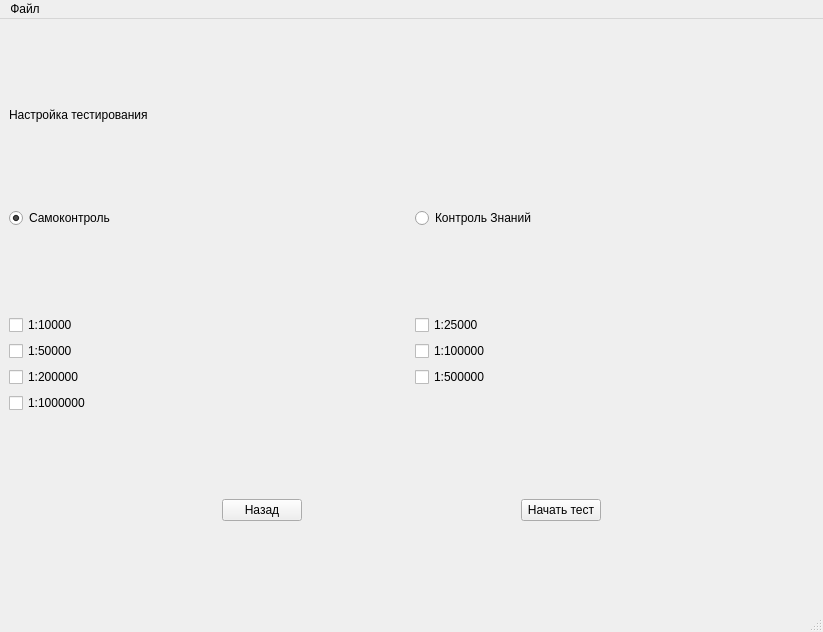
Before: the Qt Designer form ui/TestConfiguration.ui in Temprain-ops/nomenclature-1OT20, drawn with Qt 5.
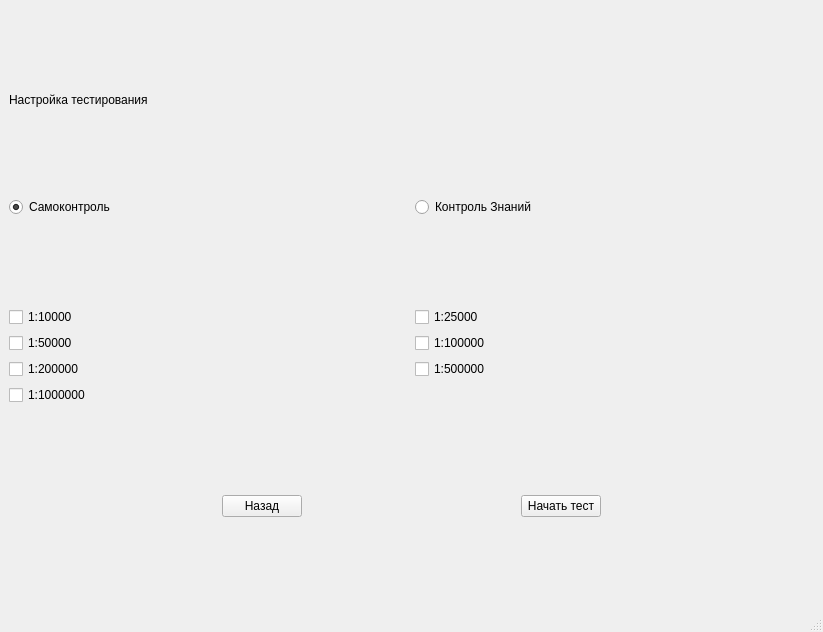
After: the same form once the commit is applied.

Patch:
```diff
--- a/ui/TestConfiguration.ui
+++ b/ui/TestConfiguration.ui
@@ -239,16 +239,6 @@
      <height>21</height>
     </rect>
    </property>
-   <widget class="QMenu" name="menu">
-    <property name="title">
-     <string>Файл</string>
-    </property>
-    <addaction name="action"/>
-    <addaction name="action_2"/>
-    <addaction name="separator"/>
-    <addaction name="action_4"/>
-   </widget>
-   <addaction name="menu"/>
   </widget>
   <widget class="QStatusBar" name="statusbar"/>
   <action name="action">
```
